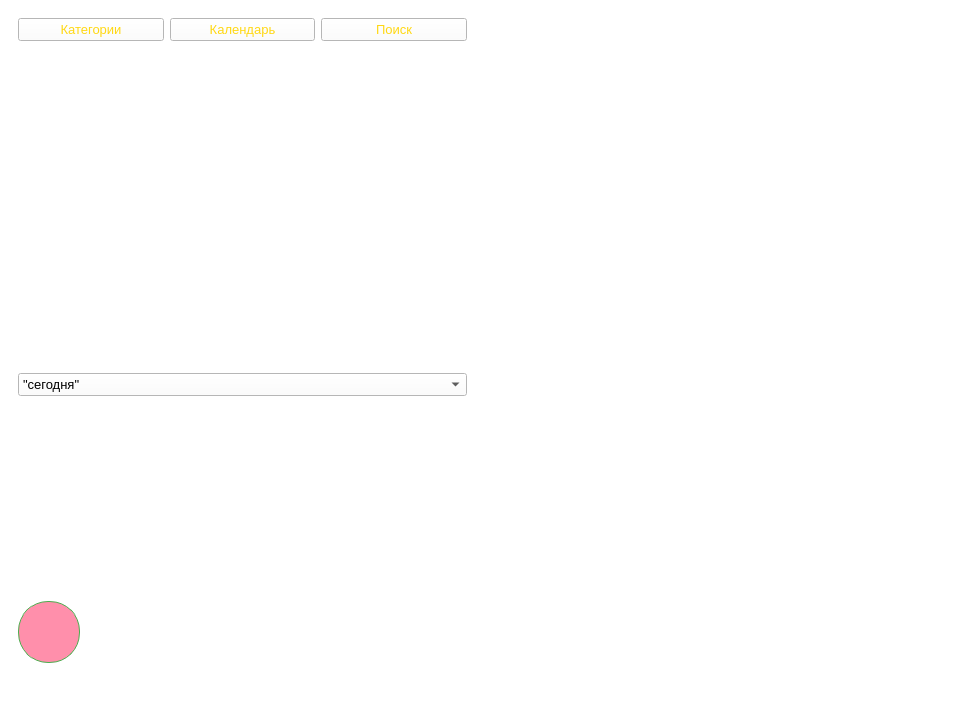
This is dairy.ui in anastasiasvejova-stack/myproject as Qt 5 draws it before an edit. The edited form follows.
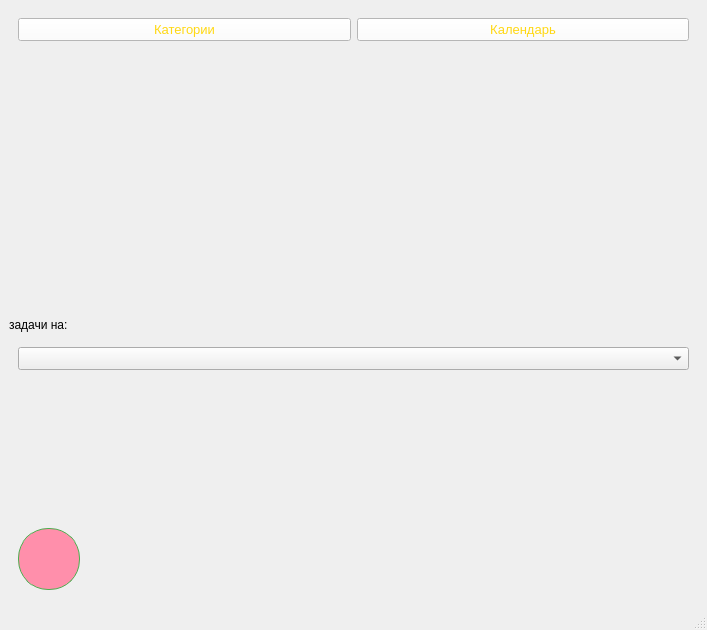
This is the edited form. Icons and pictures are not drawn.

What changed in the file:
```diff
--- a/dairy.ui
+++ b/dairy.ui
@@ -6,8 +6,8 @@
    <rect>
     <x>0</x>
     <y>0</y>
-    <width>958</width>
-    <height>703</height>
+    <width>707</width>
+    <height>630</height>
    </rect>
   </property>
   <property name="maximumSize">
@@ -20,8 +20,7 @@
    <string>MainWindow</string>
   </property>
   <property name="styleSheet">
-   <string notr="true">background-color: white; /* Синий фон */
-</string>
+   <string notr="true"/>
   </property>
   <widget class="QWidget" name="centralwidget">
    <layout class="QHBoxLayout" name="horizontalLayout_2">
@@ -271,27 +270,6 @@
            </property>
           </widget>
          </item>
-         <item>
-          <widget class="QPushButton" name="search_btn">
-           <property name="font">
-            <font>
-             <pointsize>10</pointsize>
-            </font>
-           </property>
-           <property name="styleSheet">
-            <string notr="true">color: #ffd813; /* Белый цвет текста */
-background-color: white; /* Синий фон */
-</string>
-           </property>
-           <property name="text">
-            <string>Поиск</string>
-           </property>
-           <property name="icon">
-            <iconset>
-             <normaloff>../../Downloads/1828948.png</normaloff>../../Downloads/1828948.png</iconset>
-           </property>
-          </widget>
-         </item>
         </layout>
        </widget>
       </item>
@@ -308,6 +286,16 @@
         </property>
        </spacer>
       </item>
+      <item>
+       <widget class="QLabel" name="label">
+        <property name="styleSheet">
+         <string notr="true">font: 10pt &quot;MS Shell Dlg 2&quot;;</string>
+        </property>
+        <property name="text">
+         <string>задачи на:</string>
+        </property>
+       </widget>
+      </item>
       <item>
        <widget class="QWidget" name="widget_2" native="true">
         <layout class="QVBoxLayout" name="verticalLayout">
@@ -318,6 +306,11 @@
              <pointsize>10</pointsize>
             </font>
            </property>
+           <item>
+            <property name="text">
+             <string/>
+            </property>
+           </item>
            <item>
             <property name="text">
              <string>&quot;сегодня&quot;</string>
@@ -404,29 +397,6 @@
       </item>
      </layout>
     </item>
-    <item>
-     <widget class="QWidget" name="widget_3" native="true">
-      <widget class="QLabel" name="pic_label">
-       <property name="geometry">
-        <rect>
-         <x>10</x>
-         <y>0</y>
-         <width>451</width>
-         <height>621</height>
-        </rect>
-       </property>
-       <property name="text">
-        <string/>
-       </property>
-       <property name="pixmap">
-        <pixmap resource="resources.qrc">:/istockphoto-518854697-612x612.jpg</pixmap>
-       </property>
-       <property name="scaledContents">
-        <bool>true</bool>
-       </property>
-      </widget>
-     </widget>
-    </item>
    </layout>
   </widget>
   <widget class="QMenuBar" name="menubar">
```
Left out of the diff: 2 changed lines with no effect on the pictures.
